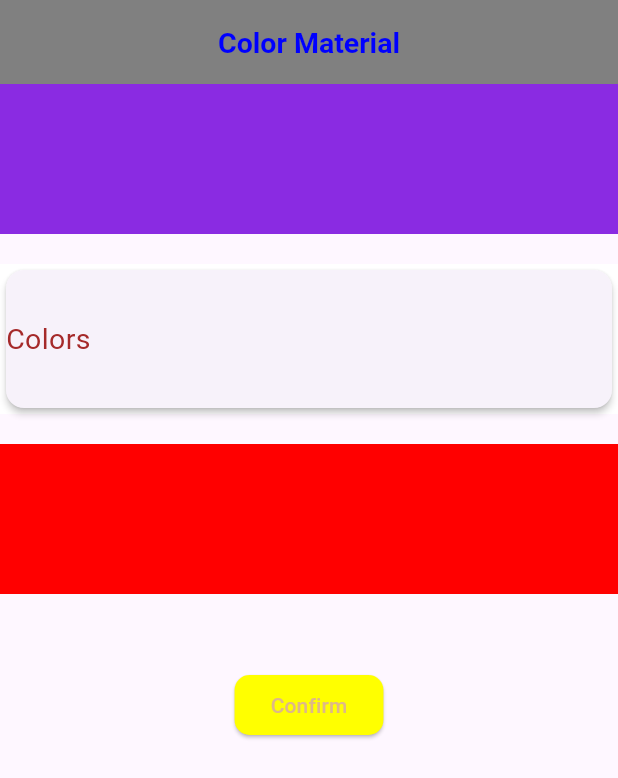
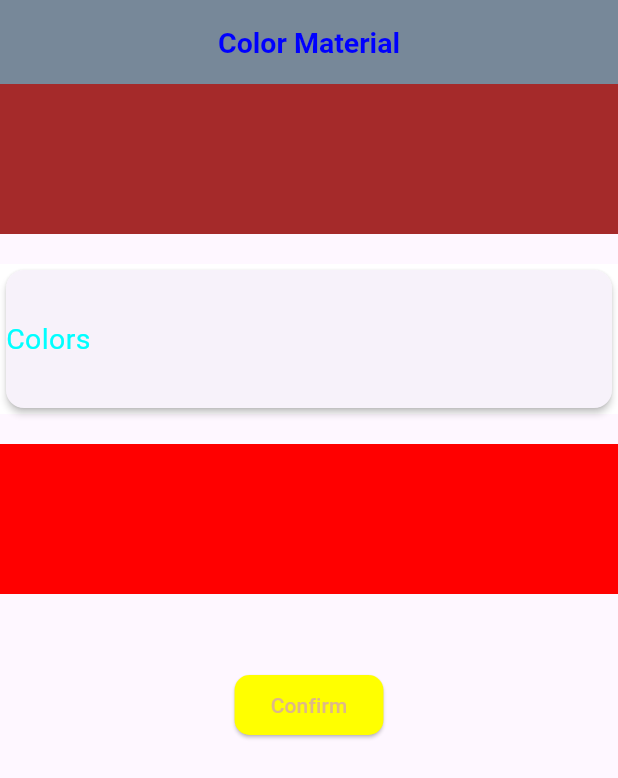
Before and after one commit to Ammar2000-Matarieh/colors_package, a Flutter app: the screen it shows after launch, on a phone screen of 412 x 824 dp. Shown: the top 778 px of the screen. Run offline on Flutter 3.47's test engine with Material 3 defaults, Android fonts, the phone set to English and light mode, and no system bars.

Commit message:
Update Project

```diff
--- a/example/lib/main.dart
+++ b/example/lib/main.dart
@@ -31,7 +31,7 @@ class _HomeScreenState extends State<HomeScreen> {
   Widget build(BuildContext context) {
     return Scaffold(
       appBar: AppBar(
-        backgroundColor: MaterialColors.gray,
+        backgroundColor: MaterialColors.lightSlateGray,
         centerTitle: true,
         title: const Text(
           "Color Material",
@@ -50,7 +50,7 @@ class _HomeScreenState extends State<HomeScreen> {
             width: double.infinity,
             height: 100,
             decoration: const BoxDecoration(
-              color: MaterialColors.blueViolet,
+              color: MaterialColors.brown,
             ),
           ),
           const SizedBox(
@@ -69,7 +69,7 @@ class _HomeScreenState extends State<HomeScreen> {
                   Text(
                     "Colors",
                     style: TextStyle(
-                      color: MaterialColors.brown,
+                      color: MaterialColors.aqua,
                       fontSize: 19,
                     ),
                   ),
--- a/lib/src/colors_materiel.dart
+++ b/lib/src/colors_materiel.dart
@@ -447,6 +447,50 @@ class MaterialColors {
 
   static const Color slateBlue = Color(0xFF6A5ACD);
 
+  /// A light shade of slateBlueLight, resembling slateBlue.
+
+  static const Color slateBlueLight = Color(0xFF7B6FC0);
+
+  /// A light shade of slateBlueLightLess, resembling slateBlue.
+
+  static const Color slateBlueLightLess = Color(0xFF8C80B3);
+
+  /// A light shade of slateBlueLightAll, resembling slateBlue.
+
+  static const Color slateBlueLightAll = Color(0xFF9D91A6);
+
+  /// A light shade of slateBlueLightMid, resembling slateBlue.
+
+  static const Color slateBlueLightMid = Color(0xFFAEA2A0);
+
+  /// A light shade of slateBlueLessDark, resembling slateBlue.
+
+  static const Color slateBlueLessDark = Color(0xFFBFB398);
+
+  /// A light shade of slateBlueDark, resembling slateBlue.
+
+  static const Color slateBlueDark = Color(0xFFCFB88A);
+
+  /// A light shade of slateBlueDarkAll, resembling slateBlue.
+
+  static const Color slateBlueDarkAll = Color(0xFFDFC37C);
+
+  /// A light shade of slateBlueDarkStrong, resembling slateBlue.
+
+  static const Color slateBlueDarkStrong = Color(0xFFEFCC6E);
+
+  /// A light shade of slateBlueDarkStrongHigh, resembling slateBlue.
+
+  static const Color slateBlueDarkStrongHigh = Color(0xFFF8D260);
+
+  /// A light shade of slateBlueDarkStrongHighAll, resembling slateBlue.
+
+  static const Color slateBlueDarkStrongHighAll = Color(0xFFF9C452);
+
+  /// A light shade of slateBlueNight, resembling slateBlue.
+
+  static const Color slateBlueNight = Color(0xFFF8D260);
+
   /// A light shade of dimGray, resembling dimGray.
 
   static const Color dimGray = Color(0xFF696969);
--- a/pubspec.yaml
+++ b/pubspec.yaml
@@ -1,6 +1,6 @@
 name: c_material
 description: A package to show All Colors in Any Application for iOS and Android, support Open from a different resource like Access Eazy Colors.
-version: 0.1.5
+version: 0.1.6
 homepage: https://github.com/Ammar2000-Matarieh/colors_package.git
 
 environment:
```
Also changed, not shown: example/pubspec.lock, 1 other file.
